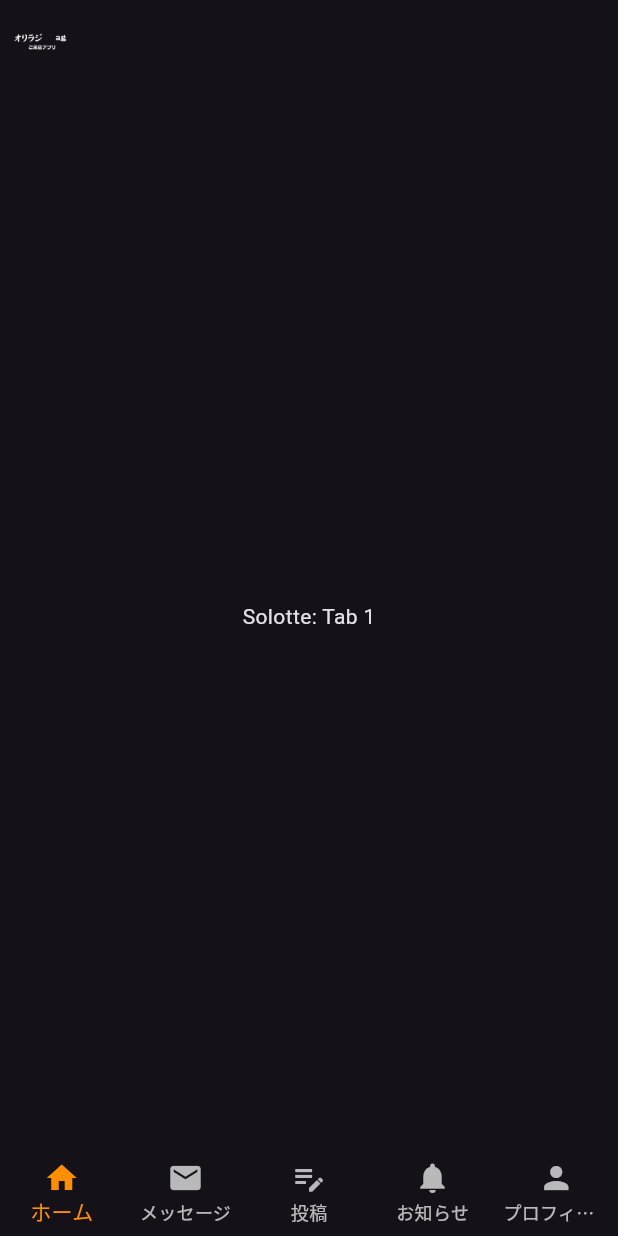
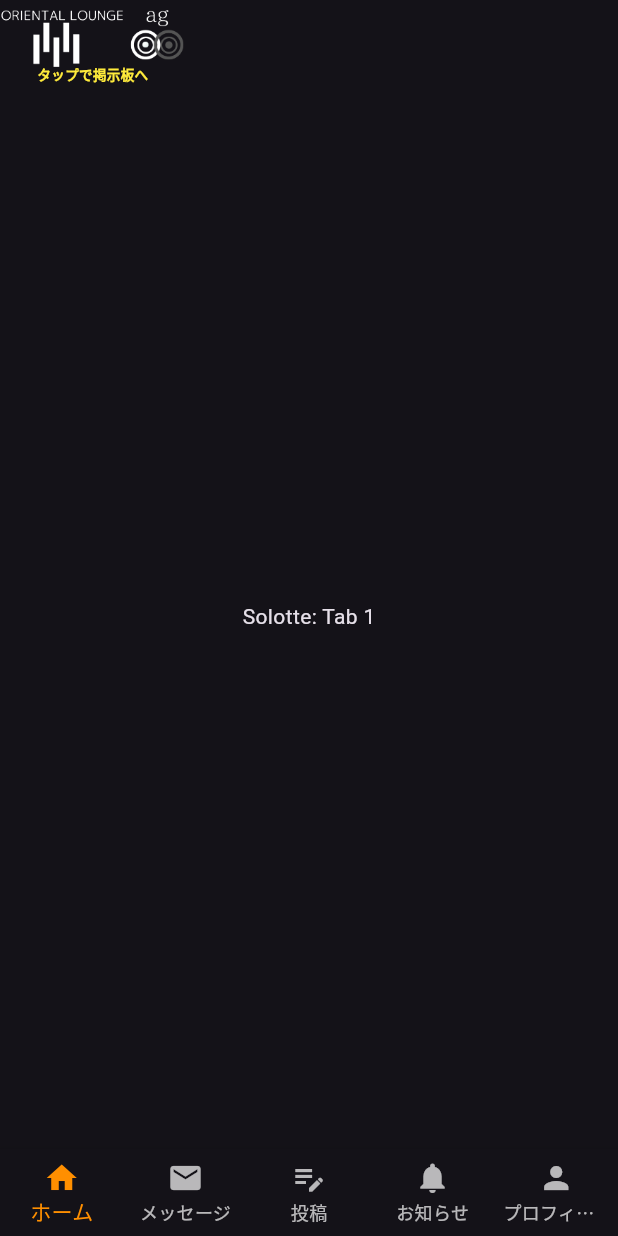
Before and after one commit to buisiss12/sltsample, a Flutter app: the screen it shows after launch, on a phone screen of 412 x 824 dp. Run offline on Flutter 3.47's test engine with Material 3 defaults, Android fonts, the phone set to English and light mode, and no system bars.

Commit message:
画面遷移ボタン左上配置（位置調整）

```diff
--- a/lib/main.dart
+++ b/lib/main.dart
@@ -27,15 +27,29 @@ class _MyAppState extends State<MyApp> {
       theme: ThemeData.dark(),
       home: Scaffold(
         appBar: AppBar(
-          leading: IconButton(
-            icon: _selectedPage == 0
-                ? Image.asset('assets/images/oriraji.png')
-                : Image.asset('assets/images/SOLOTTE!.png'),
-            onPressed: () {
+          leadingWidth: MediaQuery.of(context).size.width * 0.3,
+          leading: InkWell(
+            onTap: () {
               setState(() {
                 _selectedPage = (_selectedPage + 1) % _pageOptions.length;
               });
             },
+            child: Stack(
+              alignment: Alignment.bottomCenter, // テキストを画像の下部中央に配置
+              children: <Widget>[
+                _selectedPage == 0
+                    ? Image.asset('assets/images/263x105olag.png')
+                    : Image.asset('assets/images/263x105solotte.png'),
+                Text(
+                  _selectedPage == 0 ? "タップで掲示板へ" : "タップで店舗メニューへ",
+                  style: const TextStyle(
+                    fontWeight: FontWeight.bold,
+                    color: Colors.yellow,
+                    fontSize: 9,
+                  ),
+                ),
+              ],
+            ),
           ),
         ),
         body: _pageOptions[_selectedPage],
```
Also changed, not shown: assets/images/263x105olag.png (added), assets/images/263x105solotte.png (added), assets/images/9696oriental.png (deleted), assets/images/9696solotte.png (deleted).
